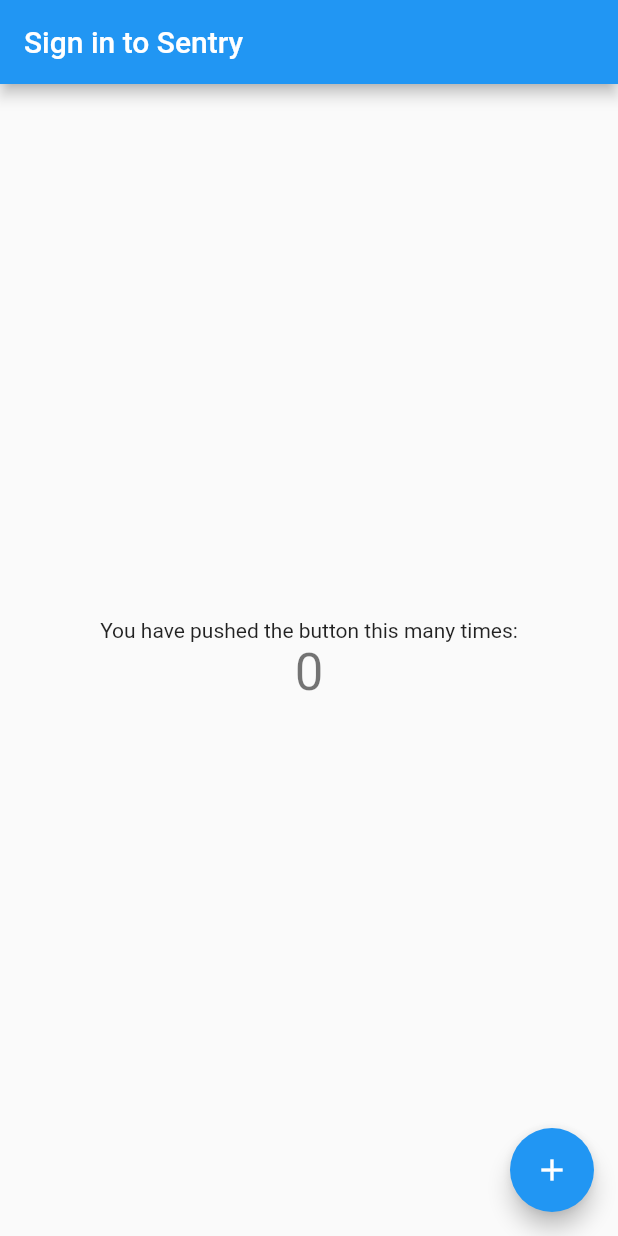
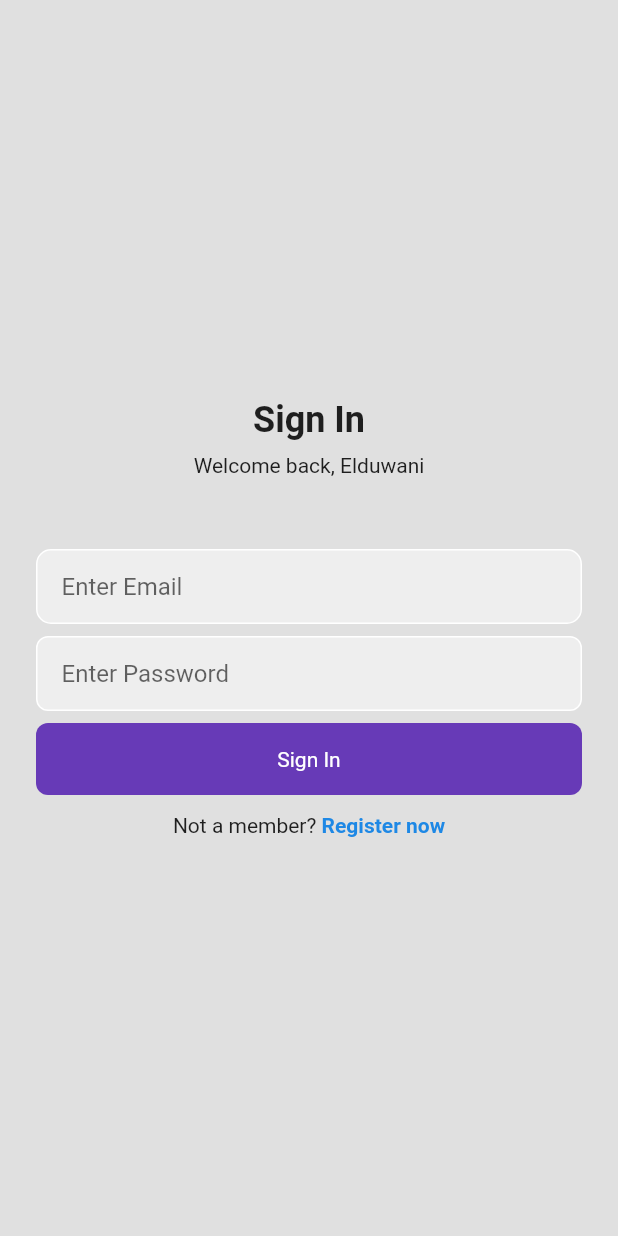
Before and after one commit to Elduwani/flutter-demo-app, a Flutter app: the screen it shows after launch, on a phone screen of 412 x 824 dp. Run offline on Flutter 3.47's test engine with Material 2 defaults, Android fonts, the phone set to English and light mode, and no system bars.

Commit message:
login screen

```diff
--- a/lib/pages/login.dart
+++ b/lib/pages/login.dart
@@ -11,18 +11,8 @@ class LoginPage extends StatefulWidget {
 }
 
 class _LoginPageState extends State<LoginPage> {
-  int _counter = 0;
-
-  void _incrementCounter() {
-    setState(() {
-      // This call to setState tells the Flutter framework that something has
-      // changed in this State, which causes it to rerun the build method below
-      // so that the display can reflect the updated values. If we changed
-      // _counter without calling setState(), then the build method would not be
-      // called again, and so nothing would appear to happen.
-      _counter++;
-    });
-  }
+  final _username = 'Elduwani';
+  static const _unit = 8.0;
 
   @override
   Widget build(BuildContext context) {
@@ -33,46 +23,96 @@ class _LoginPageState extends State<LoginPage> {
     // fast, so that you can just rebuild anything that needs updating rather
     // than having to individually change instances of widgets.
     return Scaffold(
-      appBar: AppBar(
-        // Here we take the value from the LoginPage object that was created by
-        // the App.build method, and use it to set our appbar title.
-        title: Text(widget.title),
-      ),
-      body: Center(
-        // Center is a layout widget. It takes a single child and positions it
-        // in the middle of the parent.
-        child: Column(
-          // Column is also a layout widget. It takes a list of children and
-          // arranges them vertically. By default, it sizes itself to fit its
-          // children horizontally, and tries to be as tall as its parent.
-          //
-          // Invoke "debug painting" (press "p" in the console, choose the
-          // "Toggle Debug Paint" action from the Flutter Inspector in Android
-          // Studio, or the "Toggle Debug Paint" command in Visual Studio Code)
-          // to see the wireframe for each widget.
-          //
-          // Column has various properties to control how it sizes itself and
-          // how it positions its children. Here we use mainAxisAlignment to
-          // center the children vertically; the main axis here is the vertical
-          // axis because Columns are vertical (the cross axis would be
-          // horizontal).
-          mainAxisAlignment: MainAxisAlignment.center,
-          children: <Widget>[
-            const Text(
-              'You have pushed the button this many times:',
-            ),
-            Text(
-              '$_counter',
-              style: Theme.of(context).textTheme.headline4,
-            ),
-          ],
+      backgroundColor: Colors.grey[300],
+      body: SafeArea(
+        child: Center(
+          child: Column(
+            mainAxisAlignment: MainAxisAlignment.center,
+            children: [
+              const Text(
+                'Sign In',
+                style:
+                    TextStyle(fontWeight: FontWeight.bold, fontSize: _unit * 3),
+              ),
+              const SizedBox(height: _unit),
+              Text('Welcome back, $_username'),
+
+              //INPUT 1
+              const SizedBox(height: _unit * 6),
+              Padding(
+                padding: const EdgeInsets.symmetric(horizontal: _unit * 3),
+                child: Container(
+                  decoration: BoxDecoration(
+                      color: Colors.grey[200],
+                      border: Border.all(color: Colors.white),
+                      borderRadius: BorderRadius.circular(10)),
+                  child: const Padding(
+                    padding: EdgeInsets.only(left: _unit * 2),
+                    child: TextField(
+                      decoration: InputDecoration(
+                          border: InputBorder.none, hintText: "Enter Email"),
+                    ),
+                  ),
+                ),
+              ),
+
+              //INPUT 2
+              const SizedBox(height: _unit),
+              Padding(
+                padding: const EdgeInsets.symmetric(horizontal: _unit * 3),
+                child: Container(
+                  decoration: BoxDecoration(
+                      color: Colors.grey[200],
+                      border: Border.all(color: Colors.white),
+                      borderRadius: BorderRadius.circular(_unit)),
+                  child: const Padding(
+                    padding: EdgeInsets.only(left: _unit * 2),
+                    child: TextField(
+                      obscureText: true,
+                      decoration: InputDecoration(
+                          border: InputBorder.none, hintText: "Enter Password"),
+                    ),
+                  ),
+                ),
+              ),
+
+              //BUTTON
+              const SizedBox(height: _unit),
+              Padding(
+                padding: const EdgeInsets.symmetric(horizontal: _unit * 3),
+                child: Container(
+                  padding: const EdgeInsets.all(_unit * 2),
+                  decoration: BoxDecoration(
+                    color: Colors.deepPurple,
+                    borderRadius: BorderRadius.circular(_unit),
+                  ),
+                  child: const Center(
+                      child: Text(
+                    'Sign In',
+                    style: TextStyle(color: Colors.white),
+                  )),
+                ),
+              ),
+
+              //Text
+              const SizedBox(height: _unit * 1.5),
+              Row(
+                mainAxisAlignment: MainAxisAlignment.center,
+                children: [
+                  const Text("Not a member? "),
+                  Text(
+                    "Register now",
+                    style: TextStyle(
+                      color: Colors.blue[600],
+                      fontWeight: FontWeight.bold,
+                    ),
+                  ),
+                ],
+              )
+            ],
+          ),
         ),
       ),
-      floatingActionButton: FloatingActionButton(
-        onPressed: _incrementCounter,
-        tooltip: 'Increment',
-        child: const Icon(Icons.add),
-      ), // This trailing comma makes auto-formatting nicer for build methods.
     );
   }
 }
```
Also changed, not shown: lib/pages/download_button.dart (added, +395 -0 lines).
